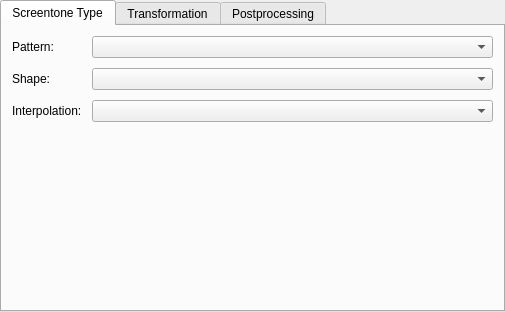
Old version of the form plugins/generators/screentone/KisScreentoneConfigWidget.ui in the repository KDE/krita.
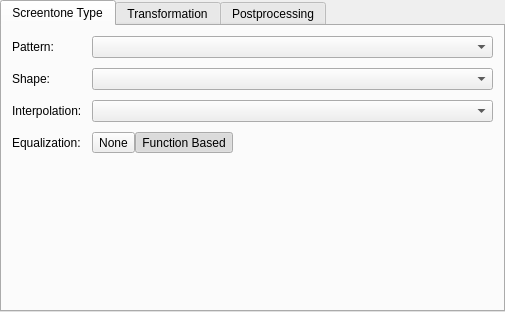
New version of the form. Custom widgets are drawn as their Qt base class.

Commit message: Add function based equalization to the screentone generator

What changed in the file:
```diff
--- a/plugins/generators/screentone/KisScreentoneConfigWidget.ui
+++ b/plugins/generators/screentone/KisScreentoneConfigWidget.ui
@@ -123,6 +123,52 @@
            </property>
           </widget>
          </item>
+         <item row="3" column="0">
+          <widget class="QLabel" name="labelEqualize">
+           <property name="text">
+            <string>Equalization:</string>
+           </property>
+          </widget>
+         </item>
+         <item row="3" column="1">
+          <layout class="QHBoxLayout" name="horizontalLayout_10">
+           <property name="spacing">
+            <number>0</number>
+           </property>
+           <property name="rightMargin">
+            <number>0</number>
+           </property>
+           <item>
+            <widget class="KoGroupButton" name="buttonEqualizationNone">
+             <property name="text">
+              <string comment="Screentone equalization mode">None</string>
+             </property>
+             <property name="checkable">
+              <bool>true</bool>
+             </property>
+             <attribute name="buttonGroup">
+              <string notr="true">buttonGroup_2</string>
+             </attribute>
+            </widget>
+           </item>
+           <item>
+            <widget class="KoGroupButton" name="buttonEqualizationFunctionBased">
+             <property name="text">
+              <string comment="Screentone equalization mode">Function Based</string>
+             </property>
+             <property name="checkable">
+              <bool>true</bool>
+             </property>
+             <property name="checked">
+              <bool>true</bool>
+             </property>
+             <attribute name="buttonGroup">
+              <string notr="true">buttonGroup_2</string>
+             </attribute>
+            </widget>
+           </item>
+          </layout>
+         </item>
         </layout>
        </item>
        <item>
```
Left out of the diff: 2 changed lines with no effect on the pictures. The commit also changes 4 other files.
